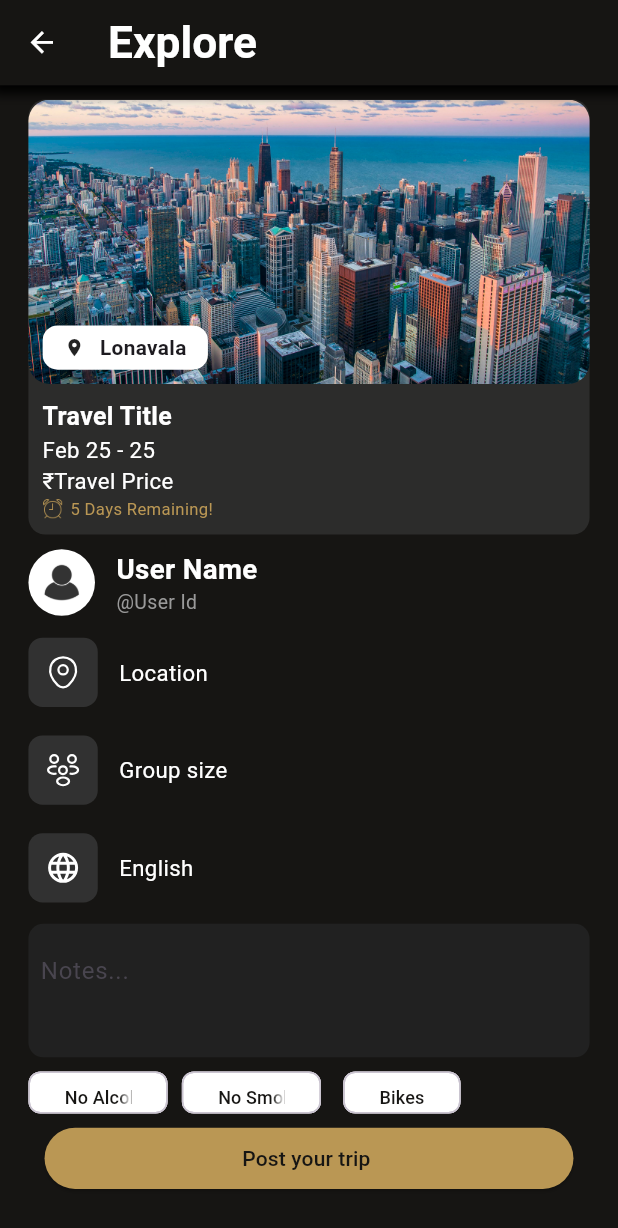
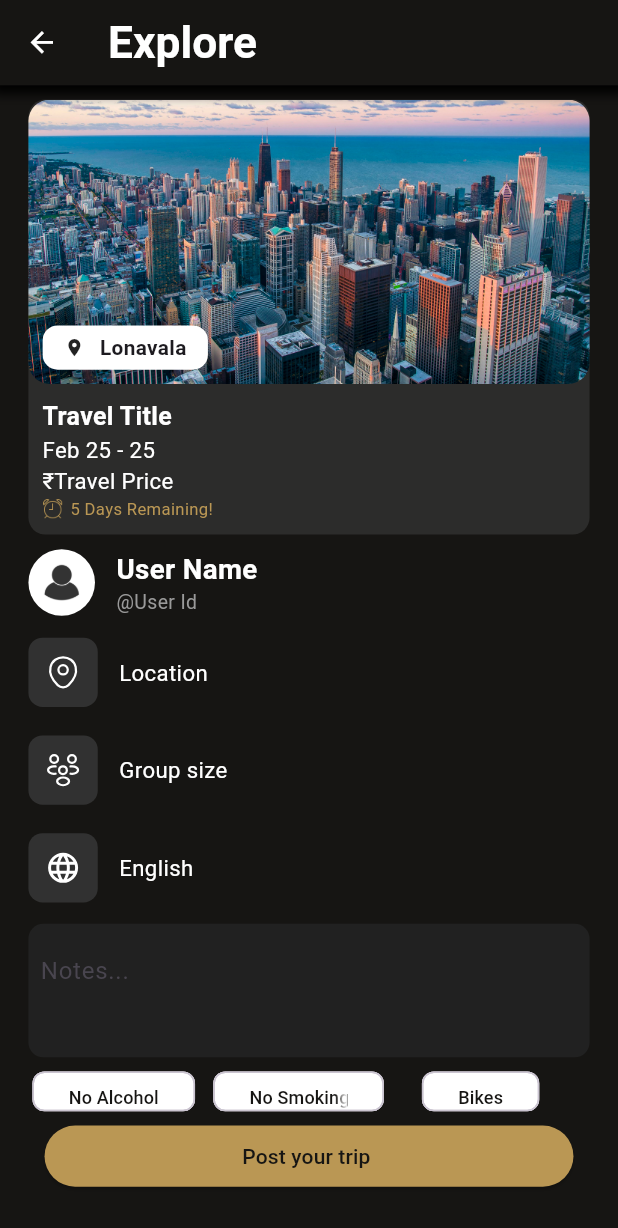
Before and after one commit to Pinnacle01/pinnacle, a Flutter app: the screen it shows after launch, after a tap on "Trip Details", on a phone screen of 412 x 824 dp. Shown: the top 1228 px of the screen. Run offline on Flutter 3.47's test engine with Material 3 defaults, Android fonts, the light colour scheme and no system bars; our stand-ins replace flutter_svg, go_router.

Commit message:
Update preference chip dimensions to use defined size constants for consistency

```diff
--- a/lib/explore_home/uikit/build_prefrences.dart
+++ b/lib/explore_home/uikit/build_prefrences.dart
@@ -20,8 +20,8 @@ Widget buildPreferences() {
 
 Widget _buildPreferenceChip(String label) {
   return SizedBox(
-    height: 28,
-    width: 92.77,
+    height: Sizes.size28.dp,
+    width: Sizes.size120.dp,
     child: Chip(
       label: TextWidget(
           text: label,
```
